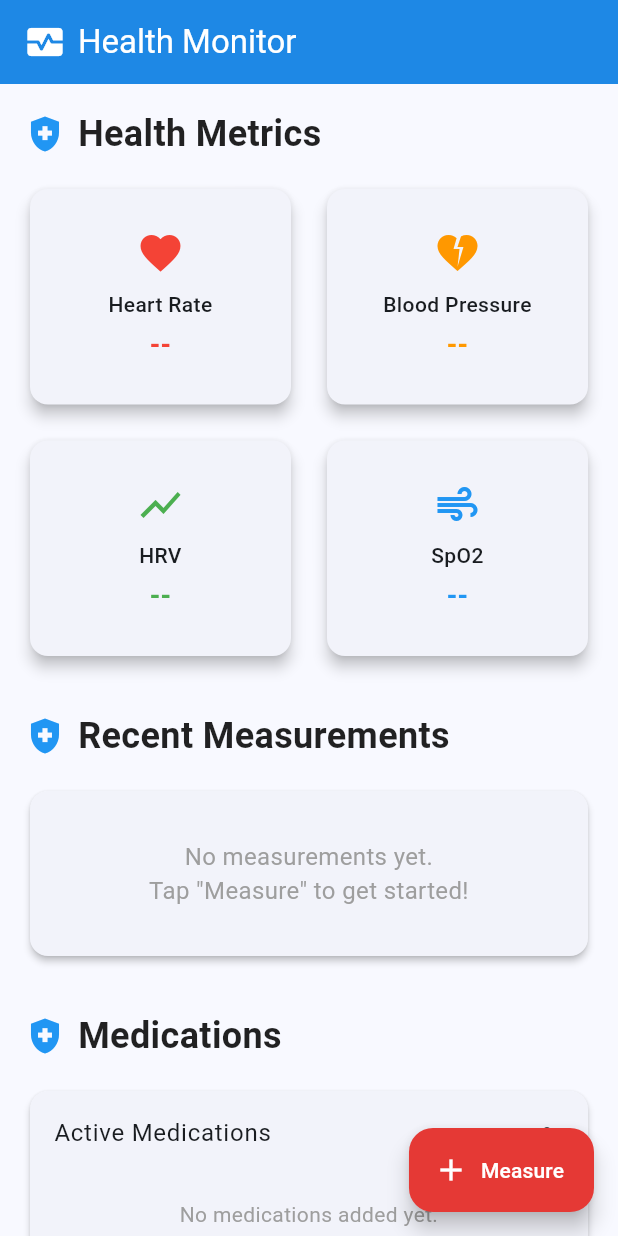
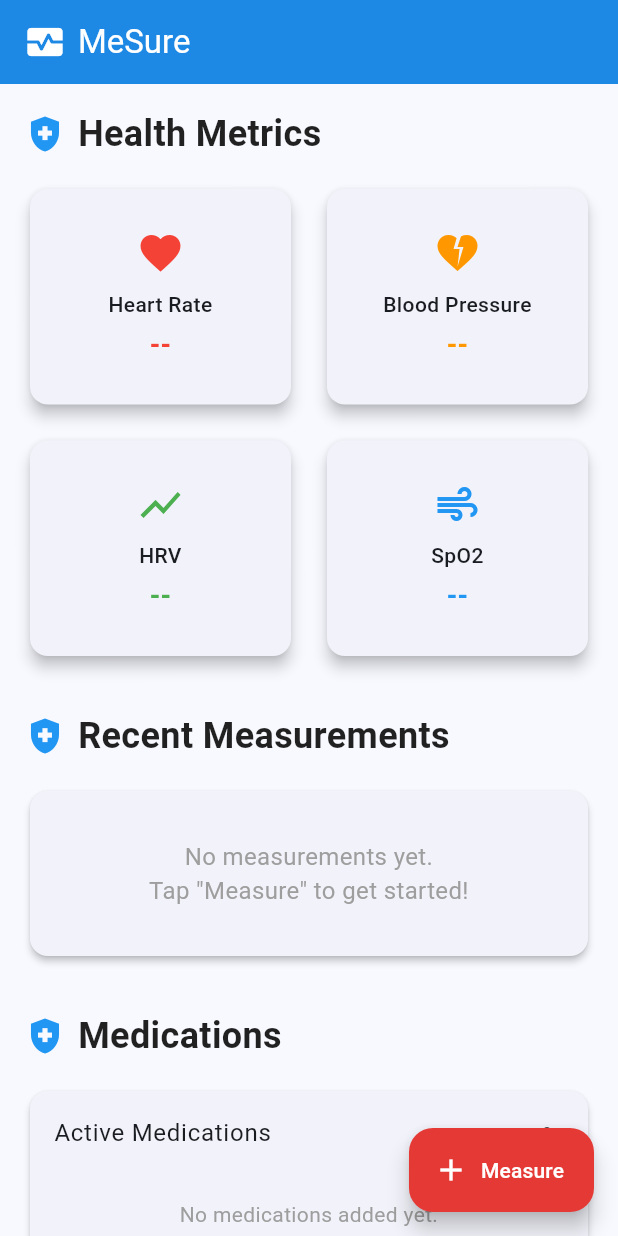
Before and after one commit to Ashmitpalit/MeSureFinal, a Flutter app: the screen it shows after launch, on a phone screen of 412 x 824 dp. Run offline on Flutter 3.47's test engine with Material 3 defaults, Android fonts, the phone set to English and light mode, and no system bars; our stand-ins replace camera, flutter_local_notifications, permission_handler, sqflite; accounts and stored records are empty.

Commit message:
app name change

```diff
--- a/lib/main.dart
+++ b/lib/main.dart
@@ -26,7 +26,7 @@ class PPGApp extends StatelessWidget {
         ChangeNotifierProvider(create: (_) => MedicationProvider()),
       ],
       child: MaterialApp(
-        title: 'PPG Health Monitor',
+        title: 'MeSure',
         theme: ThemeData(
           colorScheme: ColorScheme.fromSeed(
             seedColor: Colors.blue,
@@ -109,7 +109,7 @@ class _AppInitializerState extends State<AppInitializer> {
             children: [
               CircularProgressIndicator(),
               SizedBox(height: 16),
-              Text('Initializing Health Monitor...'),
+              Text('Initializing MeSure...'),
             ],
           ),
         ),
--- a/lib/screens/dashboard_screen.dart
+++ b/lib/screens/dashboard_screen.dart
@@ -16,7 +16,7 @@ class DashboardScreen extends StatelessWidget {
           children: [
             Icon(Icons.monitor_heart, size: 28),
             SizedBox(width: 8),
-            Text('Health Monitor'),
+            Text('MeSure'),
           ],
         ),
         backgroundColor: Colors.blue[600],
```
Also changed, not shown: 2 other files.
